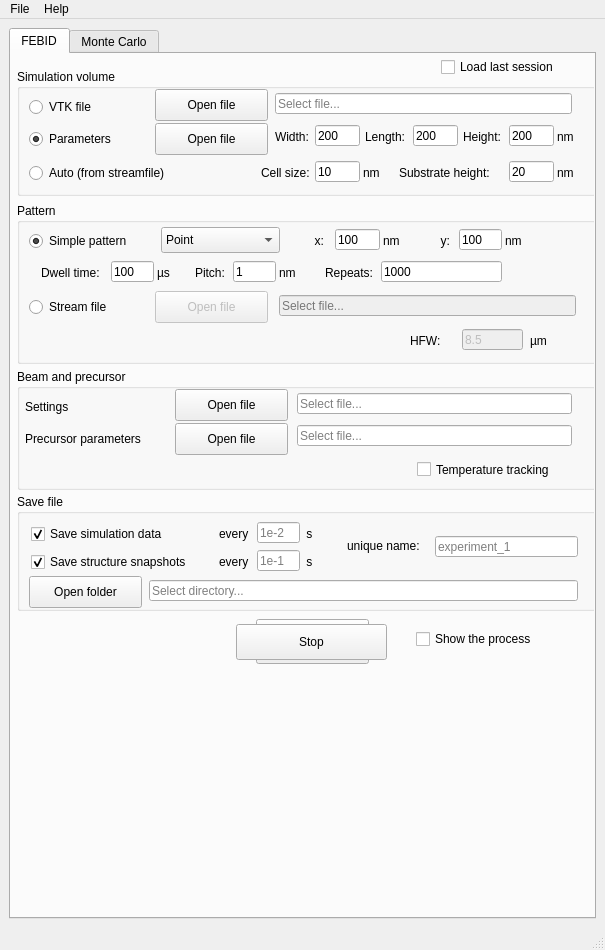
First picture: the form in febid/ui/main_window.ui, repository MrCheatak/FEBID_py, before the edit.
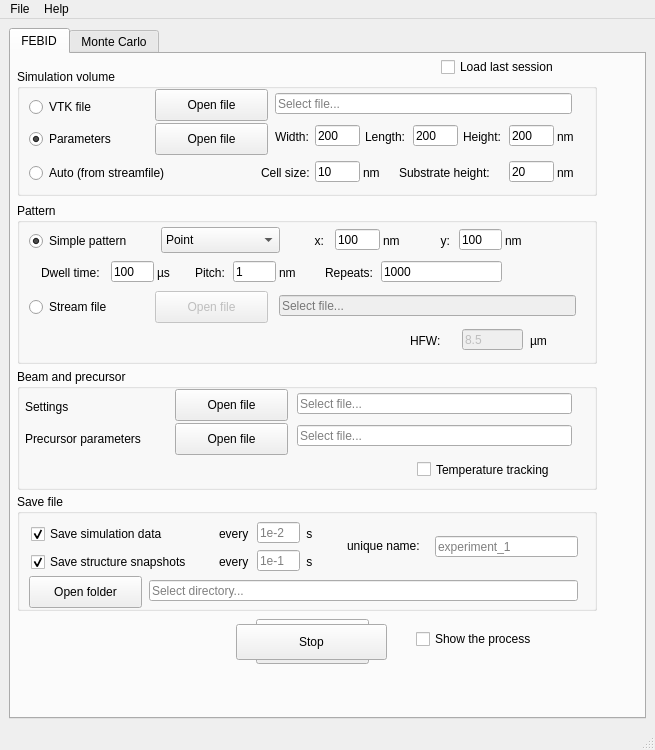
Second picture: the form after the edit.

Commit message: Visualization upgrade:  - Added a button to reopen process visualization. Now the simulation progress can be visually inspected at any moment without performance penalty.

Diff of the .ui file:
```diff
--- a/febid/ui/main_window.ui
+++ b/febid/ui/main_window.ui
@@ -6,8 +6,8 @@
    <rect>
     <x>0</x>
     <y>0</y>
-    <width>605</width>
-    <height>950</height>
+    <width>655</width>
+    <height>750</height>
    </rect>
   </property>
   <property name="windowTitle">
```
The commit also changes 5 other files.
